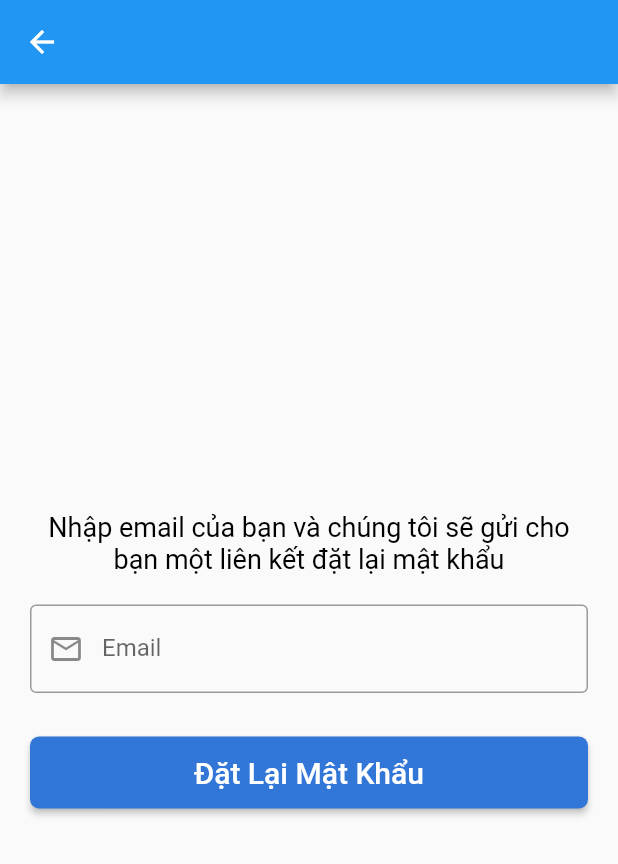
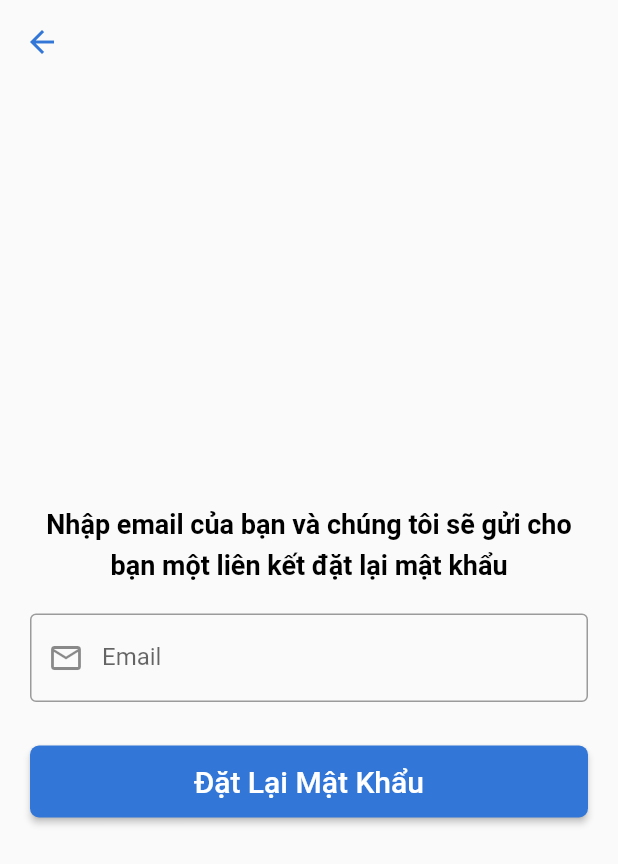
Before and after one commit to lecaothe1996/app_uber_flutter, a Flutter app: the ForgotPasswordPage screen opened directly, on a phone screen of 412 x 824 dp. Shown: the top 864 px of the screen. Run offline on Flutter 3.47's test engine with Material 2 defaults, Android fonts, the phone set to English and light mode, and no system bars; our stand-ins replace firebase_auth, firebase_core, firebase_database, google_maps_flutter, shared_preferences; missing offline and left inert: dart:ffi; accounts and stored records are empty.

Commit message:
done Forgot Password

```diff
--- a/lib/src/repository/place_service.dart
+++ b/lib/src/repository/place_service.dart
@@ -15,7 +15,7 @@ class PlaceService {
     print("search >>: " + url);
     var res = await http.get(Uri.parse(url));
     if (res.statusCode == 200) {
-      // print("searchPlace  >> res.body : " + res.body);
+      print("searchPlace  >> res.body : " + res.body);
       return PlaceItemRes.fromJson(json.decode(res.body));
     } else {
       return [];
--- a/lib/src/resources/widgets/forgot_password_page.dart
+++ b/lib/src/resources/forgot_password_page.dart
@@ -1,9 +1,10 @@
 import 'package:flutter/material.dart';
 import 'package:uber_app/src/resources/login_page.dart';
-import '../../app.dart';
-import '../../blocs/auth_bloc.dart';
-import '../dialog/loading_dialog.dart';
-import '../dialog/msg_dialog.dart';
+
+import '../app.dart';
+import '../blocs/auth_bloc.dart';
+import 'dialog/loading_dialog.dart';
+import 'dialog/msg_dialog.dart';
 
 class ForgotPasswordPage extends StatefulWidget {
   const ForgotPasswordPage({Key? key}) : super(key: key);
@@ -25,7 +26,11 @@ class _ForgotPasswordPageState extends State<ForgotPasswordPage> {
   @override
   Widget build(BuildContext context) {
     return Scaffold(
-      appBar: AppBar(),
+      appBar: AppBar(
+        backgroundColor: Colors.transparent,
+        iconTheme: const IconThemeData(color: Color(0xff3277D8)),
+        elevation: 0.0,
+      ),
       body: Padding(
         padding: const EdgeInsets.all(20),
         child: Column(
@@ -33,8 +38,13 @@ class _ForgotPasswordPageState extends State<ForgotPasswordPage> {
           children: [
             Text(
               'Nhập email của bạn và chúng tôi sẽ gửi cho bạn một liên kết đặt lại mật khẩu',
-              style: TextStyle(fontSize: 18, color: Colors.black),
+              style: TextStyle(
+                height: 1.5,
+                  fontSize: 18,
+                  color: Colors.black,
+                  fontWeight: FontWeight.bold),
               textAlign: TextAlign.center,
+              // textScaleFactor: 1,
             ),
             Padding(
               padding: const EdgeInsets.fromLTRB(0, 20, 0, 0),
@@ -89,12 +99,14 @@ class _ForgotPasswordPageState extends State<ForgotPasswordPage> {
       var authBloc = MyApp.of(context)?.authBloc;
       // Hien pop-up loading...
       LoadingDialog.showLoadingDialog(context, 'Loading...');
-      authBloc!.resetPass(email, () {
+      authBloc!.resetPass(email, (onSuccess) {
         // An pop-up loading...
         LoadingDialog.hideLoadingDialog(context);
-        Navigator.pop(context);
-        Navigator.of(context)
-            .push(MaterialPageRoute(builder: (context) => LoginPage()));
+        MsgDialog.showMsgDialog(context, 'Thông báo', onSuccess);
+        _emailController.text = '';
+        // Navigator.pop(context);
+        // Navigator.of(context)
+        //     .push(MaterialPageRoute(builder: (context) => LoginPage()));
       }, (msg) {
         LoadingDialog.hideLoadingDialog(context);
         MsgDialog.showMsgDialog(context, 'Thông báo', msg);
--- a/lib/src/resources/login_page.dart
+++ b/lib/src/resources/login_page.dart
@@ -8,7 +8,7 @@ import 'package:uber_app/src/resources/home_page.dart';
 import 'package:uber_app/src/resources/register_page.dart';
 import '../blocs/PreferenceUtils.dart';
 import '../blocs/auth_bloc.dart';
-import 'widgets/forgot_password_page.dart';
+import 'forgot_password_page.dart';
 
 class LoginPage extends StatefulWidget {
   const LoginPage({Key? key}) : super(key: key);
@@ -20,7 +20,6 @@ class LoginPage extends StatefulWidget {
 class _LoginPageState extends State<LoginPage> {
   //hide password
   bool _obscureText = true;
-
   //
   final AuthBloc authBloc = AuthBloc();
   final TextEditingController _emailController = TextEditingController();
@@ -207,7 +206,7 @@ class _LoginPageState extends State<LoginPage> {
             .push(MaterialPageRoute(builder: (context) => HomePage()));
       }, (msg) {
         LoadingDialog.hideLoadingDialog(context);
-        MsgDialog.showMsgDialog(context, 'Log-In', msg);
+        MsgDialog.showMsgDialog(context, 'Thông báo', msg);
       });
     }
   }
```
Also changed, not shown: lib/src/fire_base/fire_base_auth.dart (+8 -8 lines), lib/src/resources/register_page.dart (+11 -1 lines), 1 other file.
